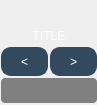
Old version of the form Console/consoleApp/Frontend/Widgets/levelgauge.ui in the repository laszlo-avotra-tips/consoleApp.
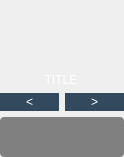
New version of the form.

```diff
--- a/Console/consoleApp/Frontend/Widgets/levelgauge.ui
+++ b/Console/consoleApp/Frontend/Widgets/levelgauge.ui
@@ -6,8 +6,8 @@
    <rect>
     <x>0</x>
     <y>0</y>
-    <width>97</width>
-    <height>105</height>
+    <width>124</width>
+    <height>157</height>
    </rect>
   </property>
   <property name="windowTitle">
@@ -15,17 +15,17 @@
   </property>
   <property name="styleSheet">
    <string notr="true">QLabel:enabled{
- font: 18px &quot;DinPRO-Medium&quot;;
+ font: 27px &quot;DinPRO-Medium&quot;;
 color: blue;
 }
 QLabel:disabled{
- font: 18px &quot;DinPRO-Medium&quot;;
+ font: 27px &quot;DinPRO-Medium&quot;;
 color: red;
 }
 /* ---------------- Pushbuttons ----------------*/
 
 QPushButton {
-    font: 16pt &quot;DinPRO-Medium&quot;;
+    font: 24px &quot;DinPRO-Medium&quot;;
 }
 
 QPushButton 
@@ -70,7 +70,7 @@
 /* ---------- Group Boxes ---------- */
 
  QGroupBox {
-    font: 14.75pt DINPro-medium;
+    font: 22pt DINPro-medium;
     color: white;
     background-color: rgb( 51, 51, 51 );
     border-radius: 5px;
@@ -104,61 +104,39 @@
 }
 </string>
   </property>
-  <widget class="QProgressBar" name="levelIndicator">
-   <property name="enabled">
-    <bool>true</bool>
+  <layout class="QGridLayout" name="gridLayout">
+   <property name="leftMargin">
+    <number>0</number>
    </property>
-   <property name="geometry">
-    <rect>
-     <x>1</x>
-     <y>78</y>
-     <width>96</width>
-     <height>25</height>
-    </rect>
+   <property name="topMargin">
+    <number>0</number>
    </property>
-   <property name="sizePolicy">
-    <sizepolicy hsizetype="MinimumExpanding" vsizetype="Fixed">
-     <horstretch>0</horstretch>
-     <verstretch>0</verstretch>
-    </sizepolicy>
+   <property name="rightMargin">
+    <number>0</number>
    </property>
-   <property name="maximumSize">
-    <size>
-     <width>200</width>
-     <height>16777215</height>
-    </size>
-   </property>
-   <property name="styleSheet">
-    <string notr="true"/>
-   </property>
-   <property name="value">
+   <property name="bottomMargin">
     <number>0</number>
    </property>
-   <property name="alignment">
-    <set>Qt::AlignCenter</set>
-   </property>
-   <property name="textVisible">
-    <bool>false</bool>
-   </property>
-   <property name="invertedAppearance">
-    <bool>false</bool>
-   </property>
-  </widget>
+   <item row="0" column="0" colspan="2">
   <widget class="QLabel" name="title">
-   <property name="geometry">
-    <rect>
-     <x>0</x>
-     <y>2</y>
-     <width>98</width>
-     <height>41</height>
-    </rect>
-   </property>
    <property name="sizePolicy">
-    <sizepolicy hsizetype="MinimumExpanding" vsizetype="Preferred">
+      <sizepolicy hsizetype="Fixed" vsizetype="Preferred">
      <horstretch>0</horstretch>
      <verstretch>0</verstretch>
     </sizepolicy>
    </property>
+     <property name="minimumSize">
+      <size>
+       <width>122</width>
+       <height>0</height>
+      </size>
+     </property>
+     <property name="maximumSize">
+      <size>
+       <width>122</width>
+       <height>16777215</height>
+      </size>
+     </property>
    <property name="styleSheet">
     <string notr="true">QLabel { color : white; }</string>
    </property>
@@ -172,51 +150,9 @@
     <bool>true</bool>
    </property>
   </widget>
-  <widget class="QPushButton" name="rightButton">
-   <property name="geometry">
-    <rect>
-     <x>50</x>
-     <y>47</y>
-     <width>47</width>
-     <height>29</height>
-    </rect>
-   </property>
-   <property name="sizePolicy">
-    <sizepolicy hsizetype="MinimumExpanding" vsizetype="Fixed">
-     <horstretch>0</horstretch>
-     <verstretch>0</verstretch>
-    </sizepolicy>
-   </property>
-   <property name="maximumSize">
-    <size>
-     <width>95</width>
-     <height>16777215</height>
-    </size>
-   </property>
-   <property name="focusPolicy">
-    <enum>Qt::NoFocus</enum>
-   </property>
-   <property name="toolTip">
-    <string/>
-   </property>
-   <property name="styleSheet">
-    <string notr="true">QPushButton {
-    font: 16pt &quot;DinPRO-Medium&quot;;
-}</string>
-   </property>
-   <property name="text">
-    <string>&gt;</string>
-   </property>
-  </widget>
+   </item>
+   <item row="1" column="0">
   <widget class="QPushButton" name="leftButton">
-   <property name="geometry">
-    <rect>
-     <x>1</x>
-     <y>47</y>
-     <width>47</width>
-     <height>29</height>
-    </rect>
-   </property>
    <property name="sizePolicy">
     <sizepolicy hsizetype="MinimumExpanding" vsizetype="Fixed">
      <horstretch>0</horstretch>
@@ -244,6 +180,78 @@
     <string>&lt;</string>
    </property>
   </widget>
+   </item>
+   <item row="1" column="1">
+    <widget class="QPushButton" name="rightButton">
+     <property name="sizePolicy">
+      <sizepolicy hsizetype="MinimumExpanding" vsizetype="Fixed">
+       <horstretch>0</horstretch>
+       <verstretch>0</verstretch>
+      </sizepolicy>
+     </property>
+     <property name="maximumSize">
+      <size>
+       <width>95</width>
+       <height>16777215</height>
+      </size>
+     </property>
+     <property name="focusPolicy">
+      <enum>Qt::NoFocus</enum>
+     </property>
+     <property name="toolTip">
+      <string/>
+     </property>
+     <property name="styleSheet">
+      <string notr="true">QPushButton {
+    font: 32pt &quot;DinPRO-Medium&quot;;
+}</string>
+     </property>
+     <property name="text">
+      <string>&gt;</string>
+     </property>
+    </widget>
+   </item>
+   <item row="2" column="0" colspan="2">
+    <widget class="QProgressBar" name="levelIndicator">
+     <property name="enabled">
+      <bool>true</bool>
+     </property>
+     <property name="sizePolicy">
+      <sizepolicy hsizetype="MinimumExpanding" vsizetype="Fixed">
+       <horstretch>0</horstretch>
+       <verstretch>0</verstretch>
+      </sizepolicy>
+     </property>
+     <property name="minimumSize">
+      <size>
+       <width>0</width>
+       <height>40</height>
+      </size>
+     </property>
+     <property name="maximumSize">
+      <size>
+       <width>300</width>
+       <height>40</height>
+      </size>
+     </property>
+     <property name="styleSheet">
+      <string notr="true"/>
+     </property>
+     <property name="value">
+      <number>0</number>
+     </property>
+     <property name="alignment">
+      <set>Qt::AlignCenter</set>
+     </property>
+     <property name="textVisible">
+      <bool>false</bool>
+     </property>
+     <property name="invertedAppearance">
+      <bool>false</bool>
+     </property>
+    </widget>
+   </item>
+  </layout>
  </widget>
  <resources/>
  <connections/>
```
Left out of the diff: 2 changed lines with no effect on the pictures. Lines whose indentation alone changed are shown as unchanged.
